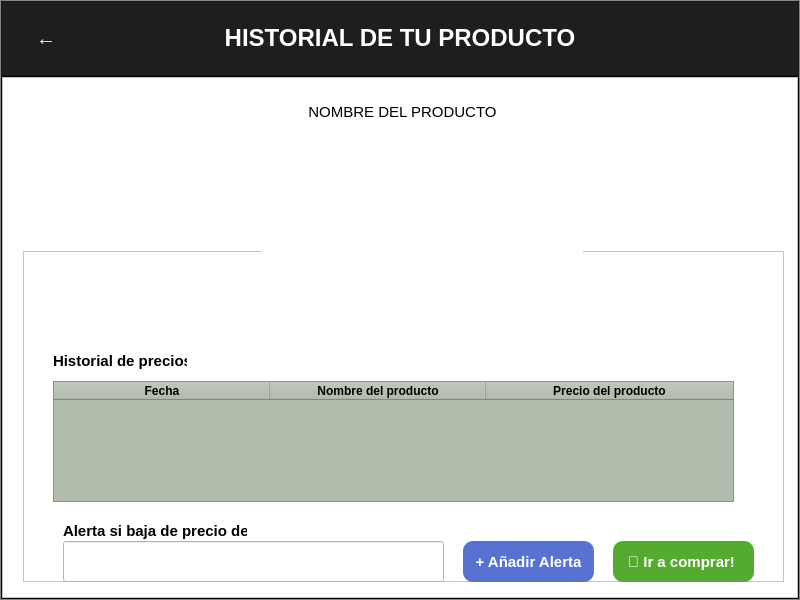
Above: Interfaz/gui/historial.ui from 50DayEmpire/Tracking_Precios before the change. Below: the same form after it.
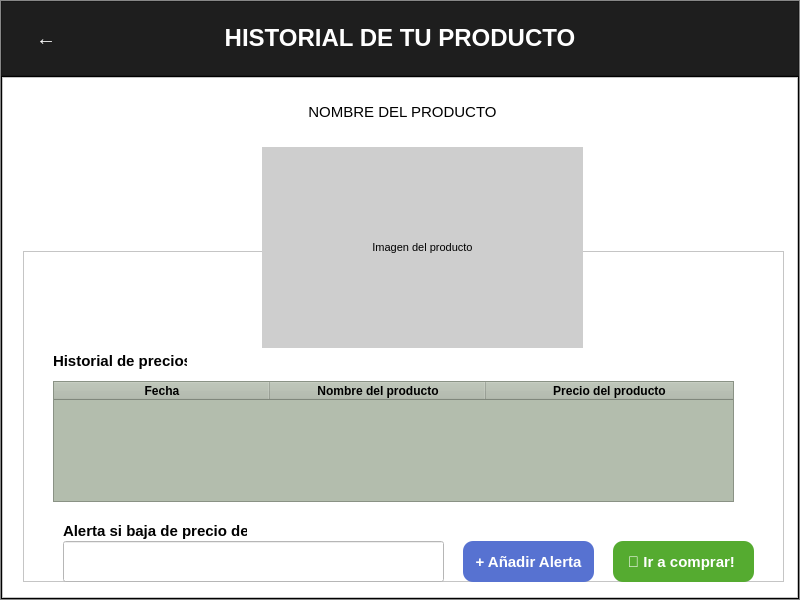
That is the form after the change. Icons and pictures are not drawn.

Patch:
```diff
--- a/Interfaz/gui/historial.ui
+++ b/Interfaz/gui/historial.ui
@@ -552,10 +552,10 @@
               </font>
              </property>
              <property name="styleSheet">
-              <string notr="true"/>
+              <string notr="true">background-color: rgb(206, 206, 206);</string>
              </property>
              <property name="text">
-              <string/>
+              <string>&lt;html&gt;&lt;head/&gt;&lt;body&gt;&lt;p align=&quot;center&quot;&gt;&lt;span style=&quot; font-size:8pt; font-weight:400;&quot;&gt;Imagen del producto&lt;/span&gt;&lt;/p&gt;&lt;/body&gt;&lt;/html&gt;</string>
              </property>
             </widget>
            </widget>
```
Left out of the diff: 4 changed lines with no effect on the pictures.
